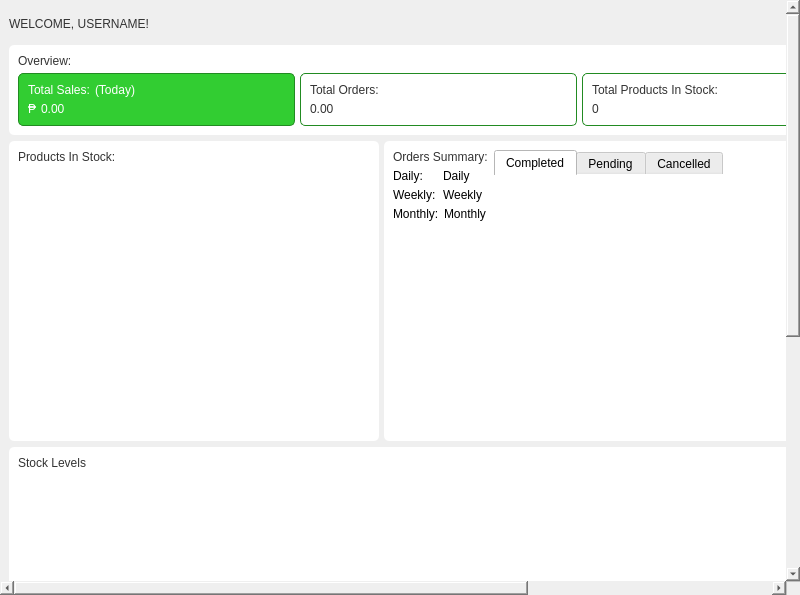
Above: app/src/ui/final_ui/dashboard.ui from Kazu0210/Inventory-System before the change. Below: the same form after it.
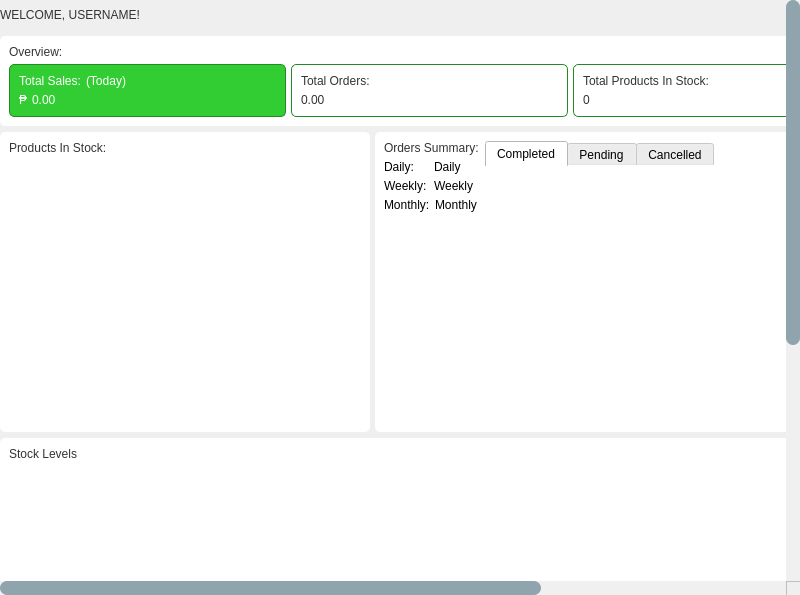
That is the form after the change.

Diff of the .ui file:
```diff
--- a/app/src/ui/final_ui/dashboard.ui
+++ b/app/src/ui/final_ui/dashboard.ui
@@ -35,7 +35,49 @@
    <item>
     <widget class="QScrollArea" name="scrollArea">
      <property name="styleSheet">
-      <string notr="true">border: none;</string>
+      <string notr="true">
+*{
+border: none;
+}
+QScrollBar:hover{
+ cursor: pointer;
+}
+            QScrollBar:vertical {
+                border: none;
+                background: #F0F0F0;
+                width: 14px;
+                margin: 0px 0px 0px 0px;
+            }
+            QScrollBar::handle:vertical {
+                background: #90A4AE;
+                border-radius: 7px;
+                min-height: 30px;
+            }
+            QScrollBar::add-line:vertical, QScrollBar::sub-line:vertical {
+                height: 0px;
+                background: none;
+            }
+            QScrollBar::add-page:vertical, QScrollBar::sub-page:vertical {
+                background: #F0F0F0;
+            }
+            QScrollBar:horizontal {
+                border: none;
+                background: #f0f0f0;
+                height: 14px;
+                margin: 0px 0px 0px 0px;
+            }
+            QScrollBar::handle:horizontal {
+                background: #90A4AE;
+                border-radius: 7px;
+                min-width: 30px;
+            }
+            QScrollBar::add-line:horizontal, QScrollBar::sub-line:horizontal {
+                width: 0px;
+                background: none;
+            }
+            QScrollBar::add-page:horizontal, QScrollBar::sub-page:horizontal {
+                background: #f0f0f0;
+            }</string>
      </property>
      <property name="widgetResizable">
       <bool>true</bool>
@@ -45,11 +87,23 @@
        <rect>
         <x>0</x>
         <y>0</y>
-        <width>1158</width>
-        <height>1044</height>
+        <width>1140</width>
+        <height>1026</height>
        </rect>
       </property>
       <layout class="QVBoxLayout" name="verticalLayout_2">
+       <property name="leftMargin">
+        <number>0</number>
+       </property>
+       <property name="topMargin">
+        <number>0</number>
+       </property>
+       <property name="rightMargin">
+        <number>0</number>
+       </property>
+       <property name="bottomMargin">
+        <number>0</number>
+       </property>
        <item>
         <widget class="QFrame" name="frame_3">
          <property name="maximumSize">
@@ -674,7 +728,48 @@
                 </size>
                </property>
                <property name="styleSheet">
-                <string notr="true">background-color: #fff;</string>
+                <string notr="true">*{
+background-color: #fff;
+}
+QScrollBar:hover{
+ cursor: pointer;
+}
+            QScrollBar:vertical {
+                border: none;
+                background: #F0F0F0;
+                width: 14px;
+                margin: 0px 0px 0px 0px;
+            }
+            QScrollBar::handle:vertical {
+                background: #90A4AE;
+                border-radius: 7px;
+                min-height: 30px;
+            }
+            QScrollBar::add-line:vertical, QScrollBar::sub-line:vertical {
+                height: 0px;
+                background: none;
+            }
+            QScrollBar::add-page:vertical, QScrollBar::sub-page:vertical {
+                background: #F0F0F0;
+            }
+            QScrollBar:horizontal {
+                border: none;
+                background: #f0f0f0;
+                height: 14px;
+                margin: 0px 0px 0px 0px;
+            }
+            QScrollBar::handle:horizontal {
+                background: #555;
+                border-radius: 7px;
+                min-width: 30px;
+            }
+            QScrollBar::add-line:horizontal, QScrollBar::sub-line:horizontal {
+                width: 0px;
+                background: none;
+            }
+            QScrollBar::add-page:horizontal, QScrollBar::sub-page:horizontal {
+                background: #f0f0f0;
+            }</string>
                </property>
                <property name="widgetResizable">
                 <bool>true</bool>
```
